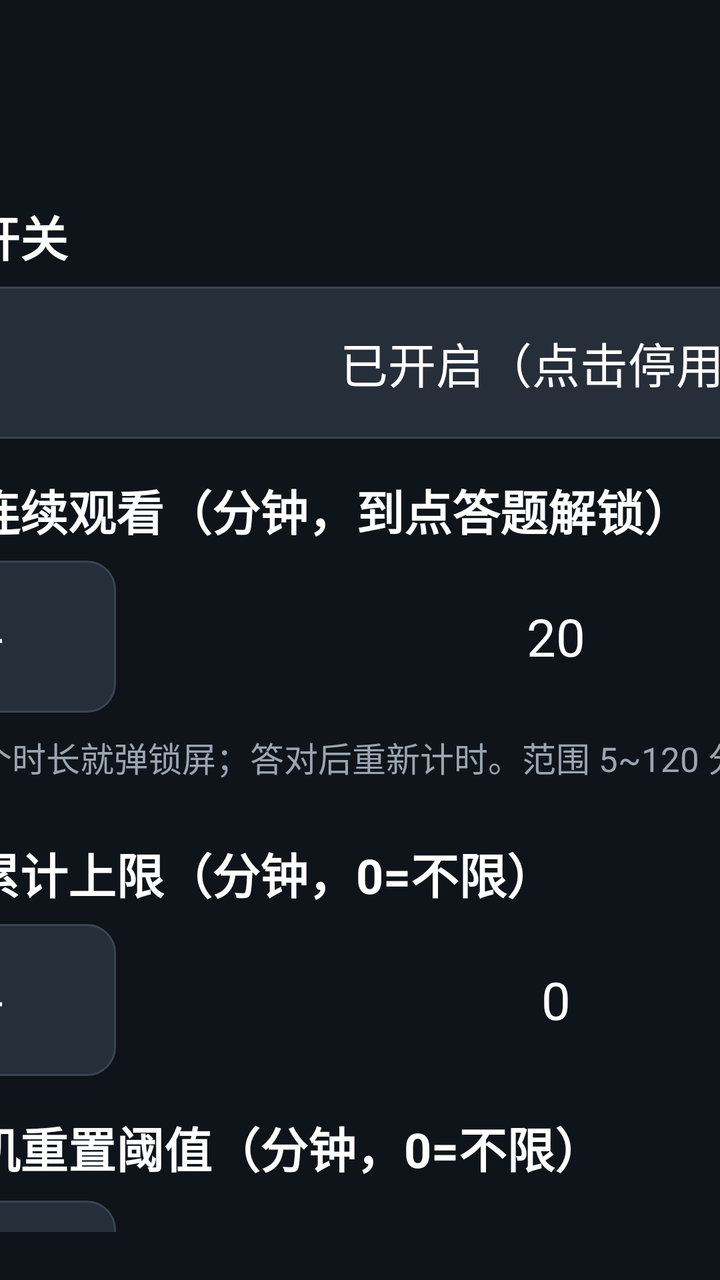
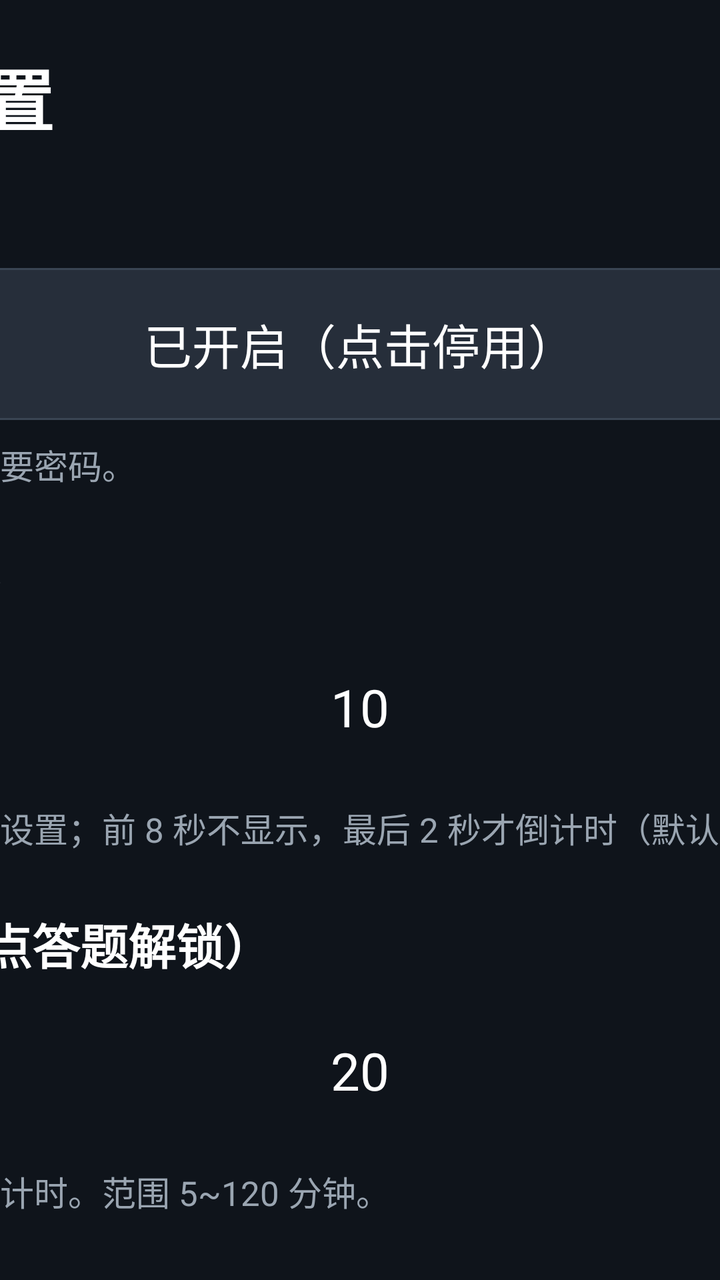

Before-and-after screenshots of an Android layout around one commit, followed by the original layout XML and the change that was made.
<!-- AndroidManifest.xml: application theme Theme.KidsLock -->
<!-- res/layout/activity_main.xml -->
<?xml version="1.0" encoding="utf-8"?>
<FrameLayout xmlns:android="http://schemas.android.com/apk/res/android"
    android:id="@+id/root"
    android:layout_width="match_parent"
    android:layout_height="match_parent"
    android:background="@color/bg_dark">

    
    <LinearLayout
        android:layout_width="960dp"
        android:layout_height="match_parent"
        android:layout_gravity="center_horizontal"
        android:orientation="vertical"
        android:paddingLeft="28dp"
        android:paddingRight="28dp"
        android:paddingTop="24dp"
        android:paddingBottom="24dp">

        <LinearLayout
            android:layout_width="match_parent"
            android:layout_height="wrap_content"
            android:baselineAligned="true"
            android:orientation="horizontal">

            <TextView
                android:layout_width="0dp"
                android:layout_height="wrap_content"
                android:layout_weight="1"
                android:includeFontPadding="false"
                android:text="每日壁纸 · 家长设置"
                android:textColor="@color/text_main"
                android:textSize="28sp"
                android:textStyle="bold" />

            <TextView
                android:id="@+id/tvVersion"
                android:layout_width="wrap_content"
                android:layout_height="wrap_content"
                android:layout_marginLeft="16dp"
                android:includeFontPadding="false"
                android:text="v1.9.6"
                android:textColor="@color/text_dim"
                android:textSize="18sp" />
        </LinearLayout>

        <LinearLayout
            android:layout_width="match_parent"
            android:layout_height="0dp"
            android:layout_marginTop="18dp"
            android:layout_weight="1"
            android:baselineAligned="false"
            android:orientation="horizontal">

            
            <LinearLayout
                android:id="@+id/rail"
                android:layout_width="196dp"
                android:layout_height="match_parent"
                android:orientation="vertical"
                android:paddingRight="10dp" />

            <FrameLayout
                android:layout_width="0dp"
                android:layout_height="match_parent"
                android:layout_weight="1">

                <ScrollView
                    android:id="@+id/scroll"
                    android:layout_width="match_parent"
                    android:layout_height="match_parent"
                    android:fillViewport="true"
                    android:scrollbars="none">

                    <LinearLayout
                        android:id="@+id/content"
                        android:layout_width="match_parent"
                        android:layout_height="wrap_content"
                        android:orientation="vertical"
                        android:paddingLeft="14dp"
                        android:paddingRight="14dp"
                        android:paddingBottom="20dp">

            <LinearLayout
                android:id="@+id/secMonitor"
                android:layout_width="match_parent"
                android:layout_height="wrap_content"
                android:orientation="vertical">
<TextView style="@style/Label" android:text="监控开关" />

            <TextView
                android:id="@+id/btnEnable"
                style="@style/RowBtn"
                android:text="已开启（点击停用）" />
            </LinearLayout>

            <LinearLayout
                android:id="@+id/secTime"
                android:layout_width="match_parent"
                android:layout_height="wrap_content"
                android:orientation="vertical">
<TextView style="@style/Label" android:text="单次连续观看（分钟，到点答题解锁）" />

            <LinearLayout style="@style/Stepper">

                <TextView
                    android:id="@+id/btnSingleMinus"
                    style="@style/StepBtn"
                    android:text="-" />

                <TextView
                    android:id="@+id/tvSingle"
                    style="@style/StepValue"
                    android:text="20" />

                <TextView
                    android:id="@+id/btnSinglePlus"
                    style="@style/StepBtn"
                    android:text="+" />
            </LinearLayout>

            <TextView
                style="@style/Hint"
                android:text="看满这个时长就弹锁屏；答对后重新计时。范围 5~120 分钟。" />

            <TextView style="@style/Label" android:text="每日累计上限（分钟，0=不限）" />

            <LinearLayout style="@style/Stepper">

                <TextView
                    android:id="@+id/btnDailyMinus"
                    style="@style/StepBtn"
                    android:text="-" />

                <TextView
                    android:id="@+id/tvDaily"
                    style="@style/StepValue"
                    android:text="0" />

                <TextView
                    android:id="@+id/btnDailyPlus"
                    style="@style/StepBtn"
                    android:text="+" />
            </LinearLayout>

            <TextView style="@style/Label" android:text="长关机重置阈值（分钟，0=不限）" />

            <LinearLayout style="@style/Stepper">

                <TextView
                    android:id="@+id/btnAwayMinus"
                    style="@style/StepBtn"
                    android:text="-" />

                <TextView
                    android:id="@+id/tvAway"
                    style="@style/StepValue"
                    android:text="30 分钟" />

                <TextView
                    android:id="@+id/btnAwayPlus"
                    style="@style/StepBtn"
                    android:text="+" />
            </LinearLayout>

            <TextView
                style="@style/Hint"
                android:text="关机不超过这个时长：计时接着走、锁屏保留；超过：本次计时清零（今日已看不减）；过零点：全部清零。0=不限。" />
            </LinearLayout>

            <LinearLayout
                android:id="@+id/secQuiz"
                android:layout_width="match_parent"
                android:layout_height="wrap_content"
                android:orientation="vertical">
<TextView style="@style/Label" android:text="连续答对题数（答对才解锁）" />

            <LinearLayout style="@style/Stepper">

                <TextView
                    android:id="@+id/btnCorrMinus"
                    style="@style/StepBtn"
                    android:text="-" />

                <TextView
                    android:id="@+id/tvCorrect"
                    style="@style/StepValue"
                    android:text="3" />

                <TextView
                    android:id="@+id/btnCorrPlus"
                    style="@style/StepBtn"
                    android:text="+" />
            </LinearLayout>

            <TextView style="@style/Label" android:text="孩子年级" />

            <LinearLayout style="@style/Stepper">

                <TextView
                    android:id="@+id/btnLevelMinus"
                    style="@style/StepBtn"
                    android:text="-" />

                <TextView
                    android:id="@+id/tvLevel"
                    style="@style/StepValue"
                    android:text="二年级" />

                <TextView
                    android:id="@+id/btnLevelPlus"
                    style="@style/StepBtn"
                    android:text="+" />
            </LinearLayout>

            <TextView
                style="@style/Hint"
                android:text="1~9 年级；只出该年级及以下的题，不超纲。" />

            <TextView style="@style/Label" android:text="教材版本（语文/数学/英语按版本出题）" />

            <LinearLayout
                android:id="@+id/editionRow"
                android:layout_width="match_parent"
                android:layout_height="wrap_content"
                android:baselineAligned="false"
                android:orientation="horizontal" />

            <TextView style="@style/Label" android:text="启用题型（可多选）" />

            <LinearLayout
                android:id="@+id/typeGrid"
                android:layout_width="match_parent"
                android:layout_height="wrap_content"
                android:orientation="vertical" />
            </LinearLayout>

            <LinearLayout
                android:id="@+id/secBank"
                android:layout_width="match_parent"
                android:layout_height="wrap_content"
                android:orientation="vertical">
<TextView style="@style/Label" android:text="题库" />

            <TextView
                android:id="@+id/tvQuizStatus"
                style="@style/Hint"
                android:text="未加载" />

            <TextView
                style="@style/Hint"
                android:text="想加自己的题：把 txt 文件拷到电视的 Download/txhlock 文件夹（U 盘或 SMB 都行），再点「重新加载题库」。一行一题：题目|答案|错误1;错误2;错误3" />

            <TextView
                android:id="@+id/btnExportQuiz"
                style="@style/RowBtn"
                android:text="导出内置题库（照着改）" />

            <TextView
                android:id="@+id/btnReloadQuiz"
                style="@style/RowBtn"
                android:layout_marginTop="10dp"
                android:text="重新加载题库" />

            <TextView
                android:id="@+id/btnClearLocal"
                style="@style/RowBtn"
                android:layout_marginTop="10dp"
                android:text="删除本地题库文件（只删本地，不动内置）" />

            <TextView style="@style/Label" android:text="局域网 SMB 题库同步（打开应用时自动更新）" />

            <TextView
                android:id="@+id/tvSmbStatus"
                style="@style/Hint"
                android:text="SMB 同步未开启" />

            <TextView
                android:id="@+id/btnSmbSetup"
                style="@style/RowBtn"
                android:text="SMB 同步设置" />

            <TextView
                android:id="@+id/btnSmbSyncNow"
                style="@style/RowBtn"
                android:layout_marginTop="10dp"
                android:text="立即更新 SMB 题库" />
            </LinearLayout>

            <LinearLayout
                android:id="@+id/secGuard"
                android:layout_width="match_parent"
                android:layout_height="wrap_content"
                android:orientation="vertical">
<TextView
                style="@style/Label"
                android:text="长按菜单键进入设置（秒）" />

            <LinearLayout style="@style/Stepper">

                <TextView
                    android:id="@+id/btnHoldMinus"
                    style="@style/StepBtn"
                    android:text="-" />

                <TextView
                    android:id="@+id/tvHoldSec"
                    style="@style/StepValue"
                    android:text="10" />

                <TextView
                    android:id="@+id/btnHoldPlus"
                    style="@style/StepBtn"
                    android:text="+" />
            </LinearLayout>

            <TextView
                style="@style/Hint"
                android:text="壁纸界面按住菜单键这么久才进家长设置；前 8 秒不显示，最后 2 秒才倒计时（默认 10 秒）。" />

            
<TextView style="@style/Label" android:text="家长密码" />

            <TextView
                android:id="@+id/btnChangePin"
                style="@style/RowBtn"
                android:text="修改家长密码（默认 1234）" />

            <TextView style="@style/Label" android:text="防绕过 / 锁屏方式" />

            <TextView
                android:id="@+id/btnBootLock"
                style="@style/RowBtn"
                android:text="开机先答题：开" />

            <TextView
                android:id="@+id/btnOverlay"
                style="@style/RowBtn"
                android:layout_marginTop="10dp"
                android:text="锁屏方式：检查中…" />

            <TextView
                android:id="@+id/tvHomeStatus"
                style="@style/Hint"
                android:text="系统桌面：未做任何修改" />

            <TextView
                android:id="@+id/btnAcc"
                style="@style/RowBtn"
                android:text="开启无障碍保活（推荐）" />

            <TextView
                android:id="@+id/tvAccStatus"
                style="@style/Hint"
                android:text="正在检测无障碍保活状态…" />

            <TextView
                android:id="@+id/btnSysSettings"
                style="@style/RowBtn"
                android:layout_marginTop="10dp"
                android:text="打开系统设置：自启动 / 权限" />

            <TextView
                android:id="@+id/btnHomeSetup"
                style="@style/RowBtn"
                android:layout_marginTop="10dp"
                android:text="还原并卸载（恢复小米桌面）" />
            </LinearLayout>

            <LinearLayout
                android:id="@+id/secHelp"
                android:layout_width="match_parent"
                android:layout_height="wrap_content"
                android:orientation="vertical">
<TextView style="@style/Label" android:text="帮助与诊断" />

            <TextView
                android:id="@+id/tvHelp"
                style="@style/Hint"
                android:text="正在读取状态…" />

            <TextView
                android:id="@+id/btnFixAcc"
                style="@style/RowBtn"
                android:text="去修复主页键拦截" />

            <TextView
                android:id="@+id/btnTestLock"
                style="@style/RowBtn"
                android:layout_marginTop="26dp"
                android:background="@drawable/bg_primary"
                android:text="立即锁定测试" />
            </LinearLayout>

                    </LinearLayout>
                </ScrollView>
            </FrameLayout>
        </LinearLayout>
    </LinearLayout>

    <FrameLayout
        android:id="@+id/gateLayer"
        android:layout_width="match_parent"
        android:layout_height="match_parent"
        android:visibility="gone" />
</FrameLayout>
<!-- resources referenced by this layout -->
<resources>
  <color name="bg_dark">#0F141B</color>
  <color name="text_dim">#9AA5B1</color>
  <color name="text_main">#FFFFFF</color>
  <!-- drawable bg_primary (drawable) -->
  <?xml version="1.0" encoding="utf-8"?>
  <selector xmlns:android="http://schemas.android.com/apk/res/android">
      <item android:state_focused="true"><shape android:shape="rectangle"><solid android:color="@color/accent" /><stroke android:width="3dp" android:color="#FFFFFF" /><corners android:radius="14dp" /></shape></item>
      <item android:state_pressed="true"><shape android:shape="rectangle"><solid android:color="@color/accent_deep" /><corners android:radius="14dp" /></shape></item>
      <item><shape android:shape="rectangle"><solid android:color="@color/accent" /><corners android:radius="14dp" /></shape></item>
  </selector>
  <style name="Hint">
          <item name="android:layout_width">match_parent</item>
          <item name="android:layout_height">wrap_content</item>
          <item name="android:layout_marginTop">10dp</item>
          <item name="android:layout_marginBottom">10dp</item>
          <item name="android:textColor">@color/text_dim</item>
          <item name="android:textSize">17sp</item>
          <item name="android:lineSpacingExtra">6dp</item>
          <item name="android:includeFontPadding">false</item>
      </style>
  <style name="Label">
          <item name="android:layout_width">match_parent</item>
          <item name="android:layout_height">wrap_content</item>
          <item name="android:layout_marginTop">18dp</item>
          <item name="android:layout_marginBottom">8dp</item>
          <item name="android:textColor">@color/text_main</item>
          <item name="android:textSize">24sp</item>
          <item name="android:textStyle">bold</item>
      </style>
  <style name="RowBtn">
          <item name="android:textAllCaps">false</item>
          <item name="android:layout_width">match_parent</item>
          <item name="android:layout_height">76dp</item>
          <item name="android:background">@drawable/bg_option</item>
          <item name="android:gravity">center</item>
          <item name="android:paddingLeft">12dp</item>
          <item name="android:paddingRight">12dp</item>
          <item name="android:textColor">@color/text_main</item>
          <item name="android:textSize">24sp</item>
      </style>
  <style name="StepBtn">
          <item name="android:textAllCaps">false</item>
          <item name="android:layout_width">120dp</item>
          <item name="android:layout_height">76dp</item>
          <item name="android:background">@drawable/bg_option</item>
          <item name="android:gravity">center</item>
          <item name="android:textColor">@color/text_main</item>
          <item name="android:textSize">26sp</item>
      </style>
  <style name="StepValue">
          <item name="android:layout_width">0dp</item>
          <item name="android:layout_height">76dp</item>
          <item name="android:layout_weight">1</item>
          <item name="android:gravity">center</item>
          <item name="android:textColor">@color/text_main</item>
          <item name="android:textSize">26sp</item>
      </style>
  <style name="Stepper">
          <item name="android:layout_width">match_parent</item>
          <item name="android:layout_height">wrap_content</item>
          <item name="android:orientation">horizontal</item>
      </style>
  <style name="Theme.KidsLock" parent="android:Theme.Holo.NoActionBar">
          <item name="android:windowBackground">@color/bg_dark</item>
          <item name="android:windowNoTitle">true</item>
          <item name="android:windowActionBar">false</item>
          <item name="android:windowContentOverlay">@null</item>
          <item name="android:colorBackground">@color/bg_dark</item>
          <item name="android:fontFamily">sans-serif</item>
      </style>
  <color name="accent">#1E5AF0</color>
  <color name="accent_deep">#1746C4</color>
  <color name="option_bg">#262E3A</color>
  <!-- unchanged entries left out for length: 1 -->
</resources>

<!-- the commit's change to res/layout/activity_main.xml (unified diff, before → after) -->
@@ -5,100 +5,90 @@
     android:layout_height="match_parent"
     android:background="@color/bg_dark">
 
-    
-    <LinearLayout
-        android:layout_width="960dp"
+    <ScrollView
+        android:id="@+id/scroll"
+        android:layout_width="match_parent"
         android:layout_height="match_parent"
-        android:layout_gravity="center_horizontal"
-        android:orientation="vertical"
-        android:paddingLeft="28dp"
-        android:paddingRight="28dp"
-        android:paddingTop="24dp"
-        android:paddingBottom="24dp">
+        android:fillViewport="true"
+        android:scrollbars="none">
 
         <LinearLayout
-            android:layout_width="match_parent"
+            android:layout_width="960dp"
             android:layout_height="wrap_content"
-            android:baselineAligned="true"
-            android:orientation="horizontal">
-
-            <TextView
-                android:layout_width="0dp"
-                android:layout_height="wrap_content"
-                android:layout_weight="1"
-                android:includeFontPadding="false"
-                android:text="每日壁纸 · 家长设置"
-                android:textColor="@color/text_main"
-                android:textSize="28sp"
-                android:textStyle="bold" />
-
-            <TextView
-                android:id="@+id/tvVersion"
-                android:layout_width="wrap_content"
-                android:layout_height="wrap_content"
-                android:layout_marginLeft="16dp"
-                android:includeFontPadding="false"
-                android:text="v1.9.6"
-                android:textColor="@color/text_dim"
-                android:textSize="18sp" />
-        </LinearLayout>
-
-        <LinearLayout
-            android:layout_width="match_parent"
-            android:layout_height="0dp"
-            android:layout_marginTop="18dp"
-            android:layout_weight="1"
-            android:baselineAligned="false"
-            android:orientation="horizontal">
+            android:layout_gravity="center_horizontal"
+            android:orientation="vertical"
+            android:paddingLeft="28dp"
+            android:paddingRight="28dp"
+            android:paddingTop="24dp"
+            android:paddingBottom="40dp">
 
             
             <LinearLayout
-                android:id="@+id/rail"
-                android:layout_width="196dp"
-                android:layout_height="match_parent"
-                android:orientation="vertical"
-                android:paddingRight="10dp" />
-
-            <FrameLayout
-                android:layout_width="0dp"
-                android:layout_height="match_parent"
-                android:layout_weight="1">
-
-                <ScrollView
-                    android:id="@+id/scroll"
-                    android:layout_width="match_parent"
-                    android:layout_height="match_parent"
-                    android:fillViewport="true"
-                    android:scrollbars="none">
-
-                    <LinearLayout
-                        android:id="@+id/content"
-                        android:layout_width="match_parent"
-                        android:layout_height="wrap_content"
-                        android:orientation="vertical"
-                        android:paddingLeft="14dp"
-                        android:paddingRight="14dp"
-                        android:paddingBottom="20dp">
-
-            <LinearLayout
-                android:id="@+id/secMonitor"
                 android:layout_width="match_parent"
                 android:layout_height="wrap_content"
-                android:orientation="vertical">
-<TextView style="@style/Label" android:text="监控开关" />
+                android:baselineAligned="true"
+                android:orientation="horizontal">
+
+                <TextView
+                    android:layout_width="0dp"
+                    android:layout_height="wrap_content"
+                    android:layout_weight="1"
+                    android:includeFontPadding="false"
+                    android:text="每日壁纸 · 家长设置"
+                    android:textColor="@color/text_main"
+                    android:textSize="34sp"
+                    android:textStyle="bold" />
+
+                <TextView
+                    android:id="@+id/tvVersion"
+                    android:layout_width="wrap_content"
+                    android:layout_height="wrap_content"
+                    android:layout_marginLeft="16dp"
+                    android:includeFontPadding="false"
+                    android:text="v1.9.8"
+                    android:textColor="@color/text_dim"
+                    android:textSize="20sp" />
+            </LinearLayout>
+
+            <TextView style="@style/Label" android:text="监控开关" />
 
             <TextView
                 android:id="@+id/btnEnable"
                 style="@style/RowBtn"
                 android:text="已开启（点击停用）" />
-            </LinearLayout>
-
-            <LinearLayout
-                android:id="@+id/secTime"
-                android:layout_width="match_parent"
-                android:layout_height="wrap_content"
-                android:orientation="vertical">
-<TextView style="@style/Label" android:text="单次连续观看（分钟，到点答题解锁）" />
+
+            <TextView
+                style="@style/Hint"
+                android:text="关掉后不计时、不锁屏；家长设置仍要密码。" />
+
+            
+            <TextView
+                style="@style/Label"
+                android:text="长按菜单键进入设置（秒）" />
+
+            <LinearLayout style="@style/Stepper">
+
+                <TextView
+                    android:id="@+id/btnHoldMinus"
+                    style="@style/StepBtn"
+                    android:text="-" />
+
+                <TextView
+                    android:id="@+id/tvHoldSec"
+                    style="@style/StepValue"
+                    android:text="10" />
+
+                <TextView
+                    android:id="@+id/btnHoldPlus"
+                    style="@style/StepBtn"
+                    android:text="+" />
+            </LinearLayout>
+
+            <TextView
+                style="@style/Hint"
+                android:text="壁纸界面按住菜单键这么久才进家长设置；前 8 秒不显示，最后 2 秒才倒计时（默认 10 秒）。" />
+
+            <TextView style="@style/Label" android:text="单次连续观看（分钟，到点答题解锁）" />
 
             <LinearLayout style="@style/Stepper">
 
@@ -165,14 +155,8 @@
             <TextView
                 style="@style/Hint"
                 android:text="关机不超过这个时长：计时接着走、锁屏保留；超过：本次计时清零（今日已看不减）；过零点：全部清零。0=不限。" />
-            </LinearLayout>
-
-            <LinearLayout
-                android:id="@+id/secQuiz"
-                android:layout_width="match_parent"
-                android:layout_height="wrap_content"
-                android:orientation="vertical">
-<TextView style="@style/Label" android:text="连续答对题数（答对才解锁）" />
+
+            <TextView style="@style/Label" android:text="连续答对题数（答对才解锁）" />
 
             <LinearLayout style="@style/Stepper">
 
@@ -232,14 +216,8 @@
                 android:layout_width="match_parent"
                 android:layout_height="wrap_content"
                 android:orientation="vertical" />
-            </LinearLayout>
-
-            <LinearLayout
-                android:id="@+id/secBank"
-                android:layout_width="match_parent"
-                android:layout_height="wrap_content"
-                android:orientation="vertical">
-<TextView style="@style/Label" android:text="题库" />
+
+            <TextView style="@style/Label" android:text="题库" />
 
             <TextView
                 android:id="@+id/tvQuizStatus"
@@ -284,41 +262,8 @@
                 style="@style/RowBtn"
                 android:layout_marginTop="10dp"
                 android:text="立即更新 SMB 题库" />
-            </LinearLayout>
-
-            <LinearLayout
-                android:id="@+id/secGuard"
-                android:layout_width="match_parent"
-                android:layout_height="wrap_content"
-                android:orientation="vertical">
-<TextView
-                style="@style/Label"
-                android:text="长按菜单键进入设置（秒）" />
-
-            <LinearLayout style="@style/Stepper">
-
-                <TextView
-                    android:id="@+id/btnHoldMinus"
-                    style="@style/StepBtn"
-                    android:text="-" />
-
-                <TextView
-                    android:id="@+id/tvHoldSec"
-                    style="@style/StepValue"
-                    android:text="10" />
-
-                <TextView
-                    android:id="@+id/btnHoldPlus"
-                    style="@style/StepBtn"
-                    android:text="+" />
-            </LinearLayout>
-
-            <TextView
-                style="@style/Hint"
-                android:text="壁纸界面按住菜单键这么久才进家长设置；前 8 秒不显示，最后 2 秒才倒计时（默认 10 秒）。" />
-
-            
-<TextView style="@style/Label" android:text="家长密码" />
+
+            <TextView style="@style/Label" android:text="家长密码" />
 
             <TextView
                 android:id="@+id/btnChangePin"
@@ -364,14 +309,8 @@
                 style="@style/RowBtn"
                 android:layout_marginTop="10dp"
                 android:text="还原并卸载（恢复小米桌面）" />
-            </LinearLayout>
-
-            <LinearLayout
-                android:id="@+id/secHelp"
-                android:layout_width="match_parent"
-                android:layout_height="wrap_content"
-                android:orientation="vertical">
-<TextView style="@style/Label" android:text="帮助与诊断" />
+
+            <TextView style="@style/Label" android:text="帮助与诊断" />
 
             <TextView
                 android:id="@+id/tvHelp"
@@ -389,13 +328,8 @@
                 android:layout_marginTop="26dp"
                 android:background="@drawable/bg_primary"
                 android:text="立即锁定测试" />
-            </LinearLayout>
-
-                    </LinearLayout>
-                </ScrollView>
-            </FrameLayout>
         </LinearLayout>
-    </LinearLayout>
+    </ScrollView>
 
     <FrameLayout
         android:id="@+id/gateLayer"
